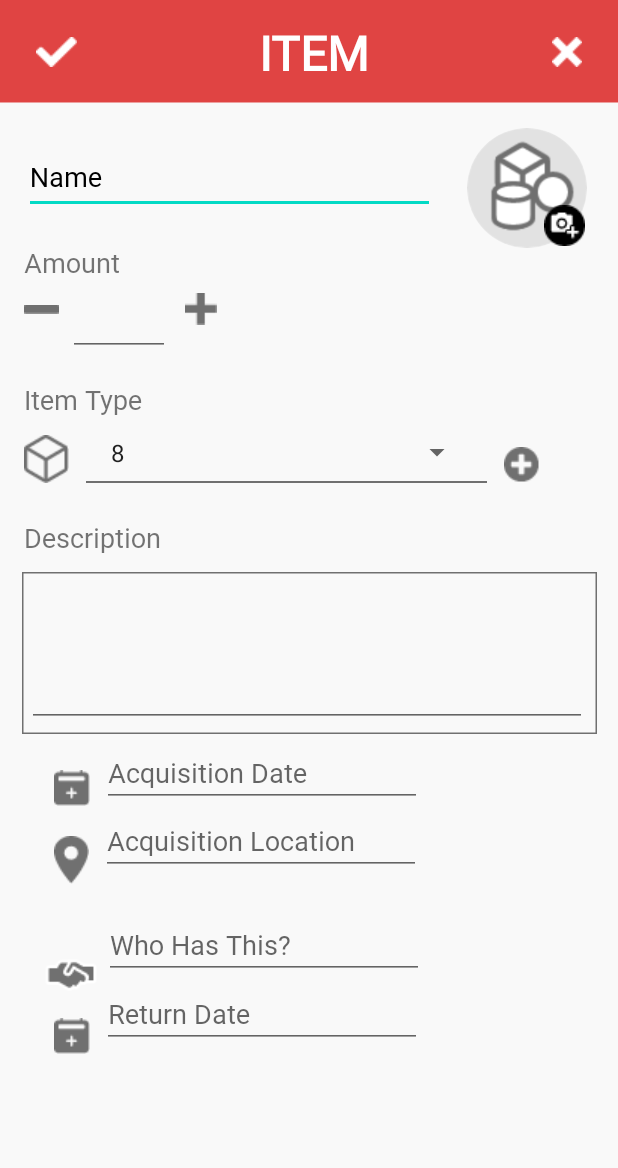
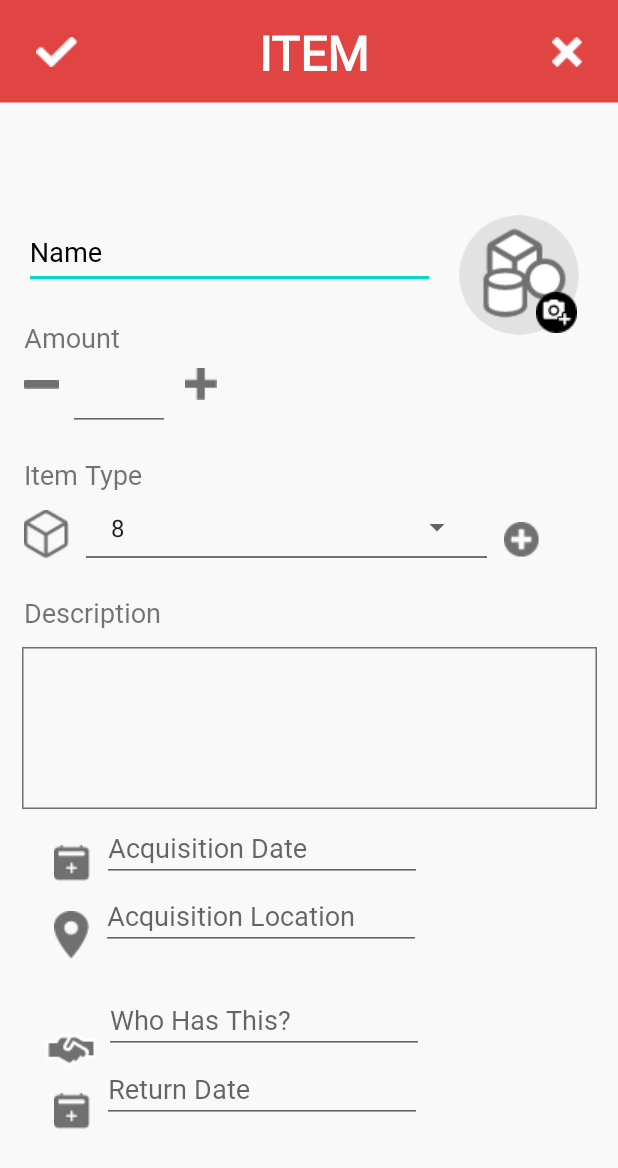
Before and after one commit to Tristand1506/ModernPocket, an Android app: the CreateItem screen opened directly, with no data from a screen before it, on a phone screen of 412 x 824 dp. Shown: the top 1168 px of the screen. Run offline under Robolectric (Android 15) with nearby library versions, the phone set to English and light mode, and no system bars; our stand-ins replace CircleImageView.

Commit message:
scrolling tweaked

```diff
--- a/app/src/main/res/layout/activity_create_item.xml
+++ b/app/src/main/res/layout/activity_create_item.xml
@@ -1,5 +1,5 @@
 <?xml version="1.0" encoding="utf-8"?>
-<ScrollView xmlns:android="http://schemas.android.com/apk/res/android"
+<androidx.constraintlayout.widget.ConstraintLayout xmlns:android="http://schemas.android.com/apk/res/android"
     xmlns:app="http://schemas.android.com/apk/res-auto"
     xmlns:tools="http://schemas.android.com/tools"
     android:layout_width="match_parent"
@@ -7,11 +7,6 @@
     android:background="@color/off_white"
     android:orientation="vertical"
     tools:context=".CreateItem">
-
-<androidx.constraintlayout.widget.ConstraintLayout
-android:layout_width="match_parent"
-android:layout_height="match_parent"
-android:fillViewport="true">
 
     <ImageView
         android:id="@+id/topbar_createitem_img"
@@ -22,18 +17,6 @@ android:fillViewport="true">
         app:layout_constraintTop_toTopOf="parent"
         app:srcCompat="@drawable/top_sidebar" />
 
-
-        <ImageButton
-            android:id="@+id/check_createitem_btn"
-            android:layout_width="wrap_content"
-            android:layout_height="wrap_content"
-            android:layout_marginStart="24dp"
-            android:background="@null"
-            android:backgroundTint="@color/real_red"
-            app:layout_constraintBottom_toBottomOf="@+id/topbar_createitem_img"
-            app:layout_constraintStart_toStartOf="parent"
-            app:layout_constraintTop_toTopOf="parent"
-            app:srcCompat="@drawable/checkmark" />
     <TextView
         android:id="@+id/top_item_name_txt"
         android:layout_width="wrap_content"
@@ -49,6 +32,19 @@ android:fillViewport="true">
         app:layout_constraintEnd_toStartOf="@+id/x_createitem_btn"
         app:layout_constraintStart_toEndOf="@+id/check_createitem_btn"
         app:layout_constraintTop_toTopOf="parent" />
+
+    <ImageButton
+        android:id="@+id/check_createitem_btn"
+        android:layout_width="wrap_content"
+        android:layout_height="wrap_content"
+        android:layout_marginStart="24dp"
+        android:background="@null"
+        android:backgroundTint="@color/real_red"
+        app:layout_constraintBottom_toBottomOf="@+id/topbar_createitem_img"
+        app:layout_constraintStart_toStartOf="parent"
+        app:layout_constraintTop_toTopOf="parent"
+        app:srcCompat="@drawable/checkmark" />
+
     <ImageButton
         android:id="@+id/x_createitem_btn"
         android:layout_width="wrap_content"
@@ -61,19 +57,34 @@ android:fillViewport="true">
         app:layout_constraintTop_toTopOf="parent"
         app:srcCompat="@drawable/cross_mark" />
 
+
+    <androidx.core.widget.NestedScrollView
+        android:layout_width="match_parent"
+        android:layout_height="wrap_content"
+        app:layout_constraintBottom_toBottomOf="parent"
+        app:layout_constraintEnd_toEndOf="parent"
+        app:layout_constraintStart_toStartOf="parent"
+        app:layout_constraintTop_toTopOf="parent">
+
+        <androidx.constraintlayout.widget.ConstraintLayout
+            android:layout_width="match_parent"
+            android:layout_height="match_parent"
+            android:orientation="vertical">
+
+
             <EditText
                 android:id="@+id/item_name_txt"
                 android:layout_width="274dp"
                 android:layout_height="49dp"
                 android:layout_marginStart="16dp"
-        android:layout_marginTop="24dp"
+                android:layout_marginTop="72dp"
                 android:ems="10"
                 android:fontFamily="@font/segoeuisl"
                 android:inputType="textPersonName"
                 android:text="Name"
                 android:textColor="@color/black"
                 app:layout_constraintStart_toStartOf="parent"
-        app:layout_constraintTop_toBottomOf="@+id/topbar_createitem_img" />
+                app:layout_constraintTop_toTopOf="parent" />
 
             <EditText
                 android:id="@+id/item_date_acq_txt"
@@ -146,6 +157,22 @@ android:fillViewport="true">
                 app:layout_constraintStart_toEndOf="@+id/less_items_btn"
                 app:layout_constraintTop_toBottomOf="@+id/items_amount_headingtxt" />
 
+            <EditText
+                android:id="@+id/item_desc_txt"
+                android:layout_width="373dp"
+                android:layout_height="98dp"
+                android:ems="10"
+                android:fontFamily="@font/segoeuisl"
+                android:gravity="start|top"
+                android:inputType="textMultiLine"
+                android:textColor="@color/black"
+                app:boxBackgroundMode="none"
+                app:layout_constraintBottom_toBottomOf="@+id/item_descbox_img"
+                app:layout_constraintEnd_toEndOf="parent"
+                app:layout_constraintHorizontal_bias="0.136"
+                app:layout_constraintStart_toStartOf="@+id/item_descbox_img"
+                app:layout_constraintTop_toTopOf="@+id/item_descbox_img" />
+
             <ImageButton
                 android:id="@+id/less_items_btn"
                 android:layout_width="wrap_content"
@@ -184,6 +211,7 @@ android:fillViewport="true">
                 app:layout_constraintTop_toBottomOf="@+id/items_amount_headingtxt"
                 app:srcCompat="@drawable/plus" />
 
+
             <ImageView
                 android:id="@+id/item_descbox_img"
                 android:layout_width="wrap_content"
@@ -194,24 +222,6 @@ android:fillViewport="true">
                 app:layout_constraintStart_toStartOf="parent"
                 app:layout_constraintTop_toBottomOf="@+id/items_amount_txt"
                 app:srcCompat="@drawable/box" />
-
-    <EditText
-        android:id="@+id/item_desc_txt"
-        android:layout_width="373dp"
-        android:layout_height="98dp"
-        android:ems="10"
-        android:fontFamily="@font/segoeuisl"
-        android:gravity="start|top"
-        android:inputType="textMultiLine"
-        android:textColor="@color/black"
-        app:boxBackgroundMode="none"
-        app:layout_constraintBottom_toBottomOf="@+id/item_descbox_img"
-        app:layout_constraintEnd_toEndOf="parent"
-        app:layout_constraintHorizontal_bias="0.136"
-        app:layout_constraintStart_toStartOf="@+id/item_descbox_img"
-        app:layout_constraintTop_toTopOf="@+id/item_descbox_img" />
-
-
 
             <ImageView
                 android:id="@+id/date_acquired_img"
@@ -274,6 +284,7 @@ android:fillViewport="true">
                 app:layout_constraintEnd_toStartOf="@+id/create_item_type_btn"
                 app:layout_constraintStart_toEndOf="@+id/cube_img"
                 app:srcCompat="@drawable/line" />
+
             <Spinner
                 android:id="@+id/chooseitemtype_spinner"
                 android:layout_width="249dp"
@@ -322,15 +333,16 @@ android:fillViewport="true">
                 android:textSize="18sp"
                 app:layout_constraintBottom_toTopOf="@+id/chooseitemtype_spinner"
                 app:layout_constraintStart_toStartOf="parent" />
+
             <de.hdodenhof.circleimageview.CircleImageView
                 android:id="@+id/item_image_img"
                 android:layout_width="80dp"
                 android:layout_height="80dp"
-        android:layout_marginTop="16dp"
+                android:layout_marginStart="16dp"
+                android:layout_marginTop="72dp"
                 android:src="@drawable/item_generic"
-        app:layout_constraintEnd_toEndOf="parent"
                 app:layout_constraintStart_toEndOf="@+id/item_name_txt"
-        app:layout_constraintTop_toBottomOf="@+id/topbar_createitem_img" />
+                app:layout_constraintTop_toTopOf="parent" />
 
             <ImageButton
                 android:id="@+id/item_add_img_btn"
@@ -345,5 +357,7 @@ android:fillViewport="true">
                 app:layout_constraintStart_toStartOf="@+id/item_image_img"
                 app:layout_constraintTop_toTopOf="@+id/item_image_img"
                 app:layout_constraintVertical_bias="1.0" />
+
         </androidx.constraintlayout.widget.ConstraintLayout>
-</ScrollView>
+    </androidx.core.widget.NestedScrollView>
+</androidx.constraintlayout.widget.ConstraintLayout>
```
Also changed, not shown: app/src/main/res/layout/activity_edit_profile.xml (+93 -84 lines), app/src/main/res/layout/activity_tasks_main.xml (+13 -1 lines). Lines whose indentation alone changed are shown as unchanged.
